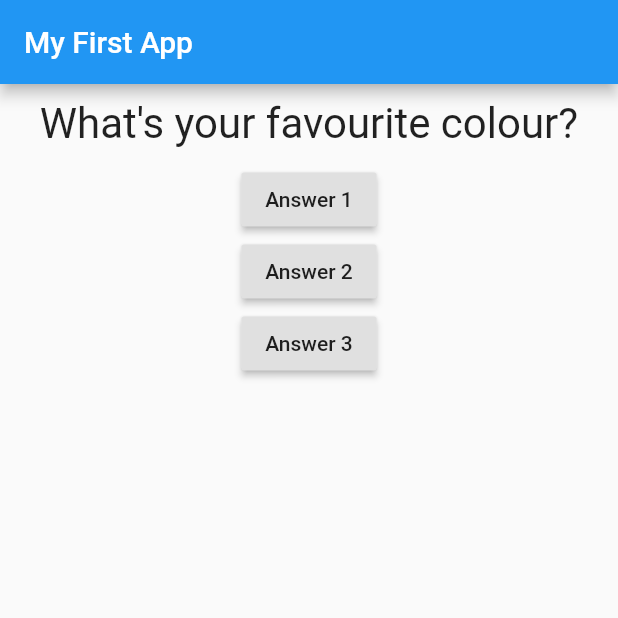
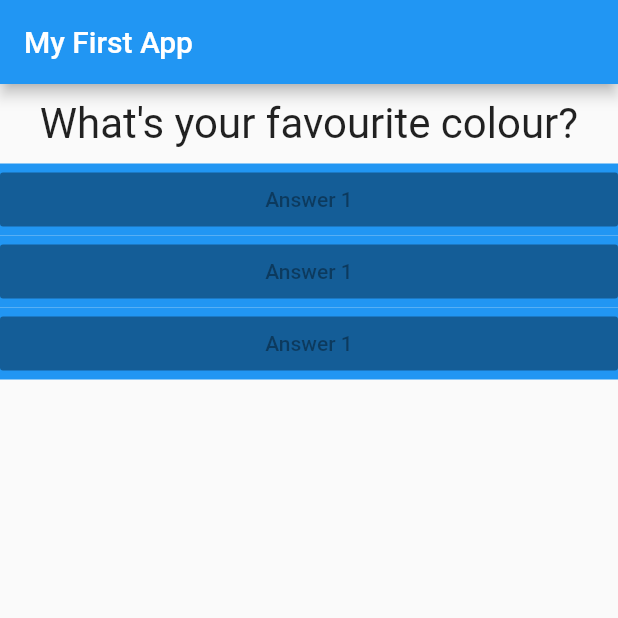
Before and after one commit to sharome/personality-quiz, a Flutter app: the screen it shows after launch, on a phone screen of 412 x 824 dp, the top half of it. Run offline on Flutter 3.47's test engine with Material 2 defaults, Android fonts, the phone set to English and light mode, and no system bars.

Commit message:
answer.dart added Answer widget imported

```diff
--- /dev/null
+++ b/lib/answer.dart
@@ -0,0 +1,15 @@
+import 'package:flutter/material.dart';
+
+class Answer extends StatelessWidget {
+  @override
+  Widget build(BuildContext context) {
+    return Container(
+      color: Colors.blue,
+      width: double.infinity,
+      child: RaisedButton(
+        child: Text('Answer 1'),
+        onPressed: null,
+      ),
+    );
+  }
+}
--- a/lib/main.dart
+++ b/lib/main.dart
@@ -1,6 +1,7 @@
 import 'package:flutter/material.dart';
 
-import'./question.dart';
+import './question.dart';
+import './answer.dart';
 
 //void main() {
 //runApp(MyApp());
@@ -8,7 +9,7 @@ import'./question.dart';
 void main() => runApp(MyApp());
 
 class MyApp extends StatefulWidget {
-@override
+  @override
   State<StatefulWidget> createState() {
     // TODO: implement createState
     return _MyAppState();
@@ -16,11 +17,10 @@ class MyApp extends StatefulWidget {
 }
 
 class _MyAppState extends State<MyApp> {
-
   var _questionIndex = 0;
 
-  void answerQuestion() {
-    setState((){
+  void _answerQuestion() {
+    setState(() {
       _questionIndex = _questionIndex + 1;
     });
     print(_questionIndex);
@@ -42,18 +42,9 @@ class _MyAppState extends State<MyApp> {
             Question(
               questions[_questionIndex],
             ),
-            RaisedButton(
-              child: Text('Answer 1'),
-              onPressed: answerQuestion,
-            ),
-            RaisedButton(
-              child: Text('Answer 2'),
-              onPressed: () => print('Answer 2 chosen'),
-            ),
-            RaisedButton(
-              child: Text('Answer 3'),
-              onPressed: () => print('Answer 3 chosen'),
-            ),
+            Answer(),
+            Answer(),
+            Answer(),
           ],
         ),
       ),
```
